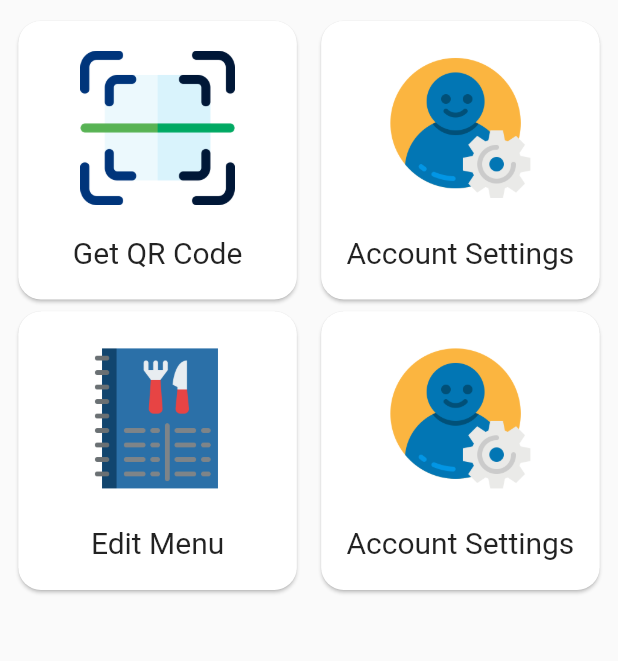
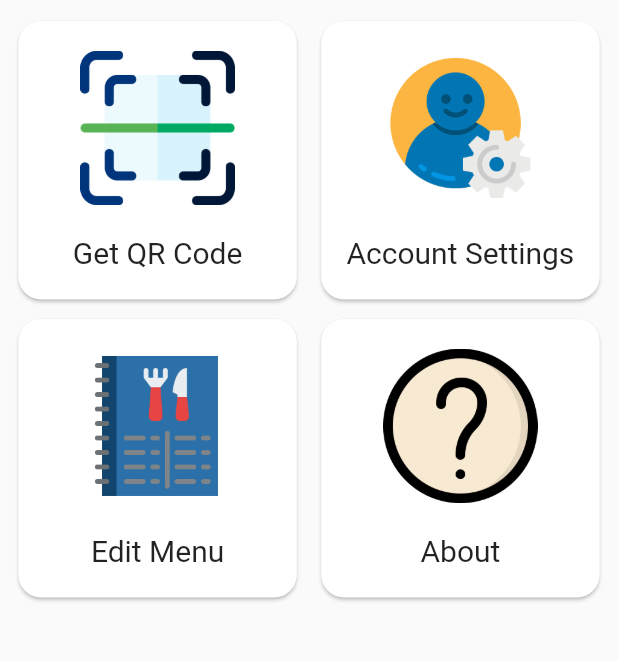
Before and after one commit to yash1200/Petals, a Flutter app: the HomePage screen opened directly, on a phone screen of 412 x 824 dp, the part 84-745 px from its top. Run offline on Flutter 3.47's test engine with Material 2 defaults, Android fonts, the light colour scheme and no system bars; our stand-ins replace firebase_auth, font_awesome_flutter, permission_handler, qr_flutter; missing offline and left inert: qr_code_scanner; accounts and stored records are empty; network calls fail.

Commit message:
UI changes

```diff
--- a/petal_bussiness/lib/Widgets/CustomCard.dart
+++ b/petal_bussiness/lib/Widgets/CustomCard.dart
@@ -1,8 +1,8 @@
 import 'package:flutter/material.dart';
 
 class CustomCard extends StatelessWidget {
-  String image, text;
-  var intent;
+  final image, text;
+  final intent;
 
   CustomCard({this.text, this.image, this.intent});
 
--- a/petal_bussiness/lib/views/EditMenu.dart
+++ b/petal_bussiness/lib/views/EditMenu.dart
@@ -2,7 +2,6 @@ import 'package:flutter/material.dart';
 import 'package:font_awesome_flutter/font_awesome_flutter.dart';
 import 'package:petal_bussiness/Api_calls/ApiCall.dart';
 import 'package:petal_bussiness/Provider/RestaurantProvider.dart';
-import 'package:petal_bussiness/Widgets/Constants.dart';
 import 'package:petal_bussiness/Widgets/CustomFlatButton.dart';
 import 'package:petal_bussiness/Widgets/addItemDialog.dart';
 import 'package:petal_bussiness/Widgets/addMenuDialog.dart';
--- a/petal_bussiness/lib/views/HomePage.dart
+++ b/petal_bussiness/lib/views/HomePage.dart
@@ -1,6 +1,7 @@
 import 'package:flutter/material.dart';
 import 'package:petal_bussiness/Api_calls/ApiCall.dart';
 import 'package:petal_bussiness/Widgets/CustomCard.dart';
+import 'package:petal_bussiness/views/About.dart';
 import 'package:petal_bussiness/views/AccountSetting.dart';
 import 'package:petal_bussiness/views/EditMenu.dart';
 import 'package:petal_bussiness/views/GetQr.dart';
@@ -44,6 +45,9 @@ class _HomePageState extends State<HomePage> {
                 ),
               ],
             ),
+            SizedBox(
+              height: 5,
+            ),
             Row(
               mainAxisAlignment: MainAxisAlignment.spaceEvenly,
               children: [
@@ -53,9 +57,9 @@ class _HomePageState extends State<HomePage> {
                   intent: EditMenu(),
                 ),
                 CustomCard(
-                  image: "system.png",
-                  text: "Account Settings",
-                  intent: AccountSetting(),
+                  image: "about.png",
+                  text: "About",
+                  intent: About(),
                 ),
               ],
             ),
--- a/petal_bussiness/lib/views/login/Confirm.dart
+++ b/petal_bussiness/lib/views/login/Confirm.dart
@@ -7,7 +7,7 @@ import 'package:provider/provider.dart';
 import 'CheckUser.dart';
 
 class Confirm extends StatefulWidget {
-  String phone;
+  final phone;
 
   Confirm({this.phone});
 
--- a/petal_bussiness/lib/views/login/Login.dart
+++ b/petal_bussiness/lib/views/login/Login.dart
@@ -2,8 +2,6 @@ import 'package:flutter/material.dart';
 import 'package:petal_bussiness/Firebase/LoginFunction.dart';
 import 'package:petal_bussiness/Widgets/CustomFlatButton.dart';
 import 'package:petal_bussiness/views/login/Confirm.dart';
-
-import 'SignUp.dart';
 
 class Login extends StatefulWidget {
   @override
```
Also changed, not shown: petal_bussiness/lib/views/About.dart (added, +21 -0 lines), petal_bussiness/assets/about.png (added).
